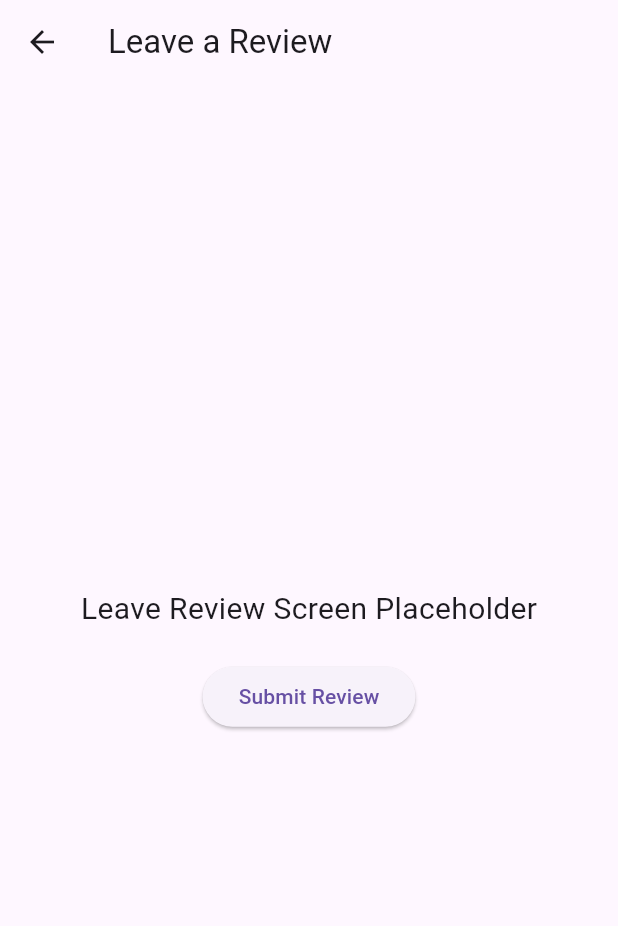
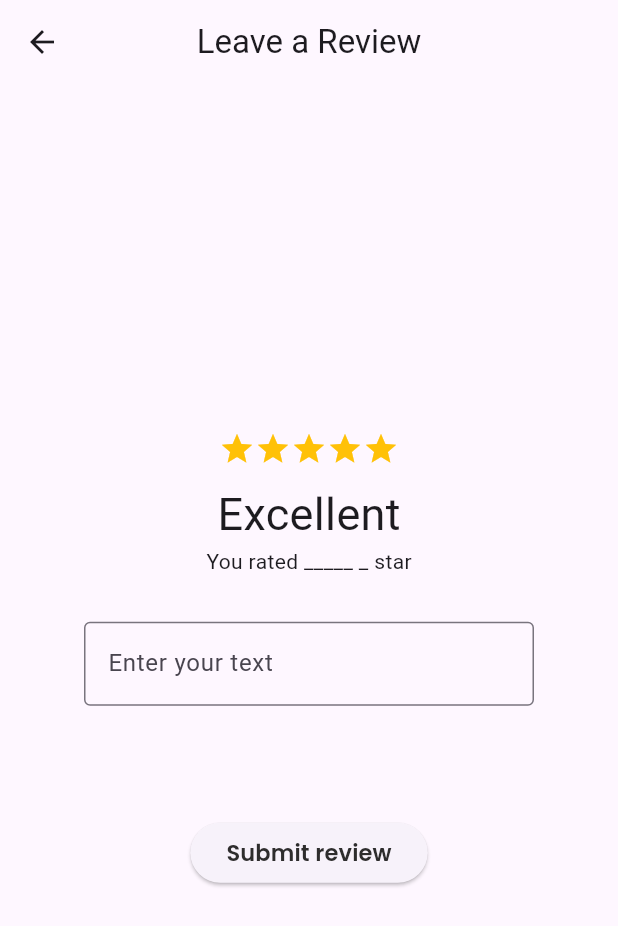
Before and after one commit to AEG14/enabled_app, a Flutter app: the LeaveReviewScreen screen opened directly, on a phone screen of 412 x 824 dp. Shown: the top 926 px of the screen. Run offline on Flutter 3.47's test engine with Material 3 defaults, Android fonts, the phone set to English and light mode, and no system bars; our stand-ins replace carousel_slider, cloud_firestore, firebase_core, google_fonts, google_maps_flutter, location; missing offline and left inert: flutter_polyline_points; accounts and stored records are empty.

Commit message:
added_static_reviews

```diff
--- a/lib/User Screens/leave_review.dart
+++ b/lib/User Screens/leave_review.dart
@@ -1,31 +1,67 @@
+import 'package:enabled_app/User%20Screens/view_reviews.dart';
+import 'package:enabled_app/app_styles.dart';
 import 'package:flutter/material.dart';
+import 'package:google_fonts/google_fonts.dart';
+
+import '../push_animation.dart';
 
 class LeaveReviewScreen extends StatelessWidget {
-  const LeaveReviewScreen({super.key});
+  LeaveReviewScreen({Key? key});
 
   @override
   Widget build(BuildContext context) {
     return Scaffold(
       appBar: AppBar(
         title: const Text('Leave a Review'),
+        centerTitle: true,
       ),
-      body: Center(
-        child: Column(
+      body: Column(
+        crossAxisAlignment: CrossAxisAlignment.center,
         mainAxisAlignment: MainAxisAlignment.center,
         children: [
-            const Text(
-              'Leave Review Screen Placeholder',
-              style: TextStyle(fontSize: 20),
+          Row(
+            mainAxisAlignment: MainAxisAlignment.center,
+            children: [
+              Icon(Icons.star, color: Colors.amber),
+              Icon(Icons.star, color: Colors.amber),
+              Icon(Icons.star, color: Colors.amber),
+              Icon(Icons.star, color: Colors.amber),
+              Icon(Icons.star, color: Colors.amber),
+            ],
           ),
-            const SizedBox(height: 20),
+          SizedBox(height: 10),
+          Text('Excellent', style: TextStyle(fontSize: 30),),
+          Text('You rated _____ _ star'),
+          SizedBox(height: 30),
+          Container(
+            width: 300,
+            height: 100,
+            child: TextField(
+              decoration: InputDecoration(
+                border: OutlineInputBorder(),
+                labelText: 'Enter your text',
+              ),
+            ),
+          ),
+          SizedBox(height: 30),
           ElevatedButton(
                 onPressed: () {
-                // Add functionality to submit the review
+                  Navigator.push(
+                    context,
+                    PageRouteUtils.createSlidePageRoute(ViewReviewsScreen()),
+                  );
                 },
-              child: const Text('Submit Review'),
+                child: Container(
+                  child: Text(
+                    'Submit review',
+                    style: GoogleFonts.poppins(
+                      fontWeight: FontWeight.w600,
+                      color: tBlack,
+                      fontSize: 15,
                     ),
+                  ),
+                )),
         ],
-        ),
       ),
     );
   }
--- a/lib/User Screens/location_details.dart
+++ b/lib/User Screens/location_details.dart
@@ -32,7 +32,7 @@ class LocationDetails extends StatelessWidget {
                       // Navigate to LeaveReviewScreen
                       Navigator.push(
                         context,
-                        PageRouteUtils.createSlidePageRoute(const LeaveReviewScreen()),
+                        PageRouteUtils.createSlidePageRoute(LeaveReviewScreen()),
                       );
                     },
                     child: Text('Leave Review'),
@@ -41,7 +41,7 @@ class LocationDetails extends StatelessWidget {
                     onPressed: () {
                       Navigator.push(
                         context,
-                        PageRouteUtils.createSlidePageRoute(const ViewReviewsScreen()),
+                        PageRouteUtils.createSlidePageRoute(ViewReviewsScreen()),
                       );
                     },
                     child: Text('View Reviews'),
--- a/lib/User Screens/view_reviews.dart
+++ b/lib/User Screens/view_reviews.dart
@@ -1,25 +1,104 @@
+import 'package:enabled_app/User%20Screens/leave_review.dart';
+import 'package:enabled_app/push_animation.dart';
 import 'package:flutter/material.dart';
 
 class ViewReviewsScreen extends StatelessWidget {
-  const ViewReviewsScreen({super.key});
+  ViewReviewsScreen({Key? key});
 
   @override
   Widget build(BuildContext context) {
     return Scaffold(
       appBar: AppBar(
-        title: const Text('View Reviews'),
+        title: const Text('Reviews'),
+        centerTitle: true,
       ),
-      body: ListView.builder(
-        itemCount: 5,
-        itemBuilder: (context, index) {
-          return ListTile(
-            title: Text('Review Title $index'),
-            subtitle: Text('Review Description $index'),
-            leading: CircleAvatar(
-              child: Text('$index'),
+      body: Stack(
+        children: [
+          Column(
+            crossAxisAlignment: CrossAxisAlignment.start,
+            children: [
+              Padding(
+                padding: EdgeInsets.all(16.0),
+                child: Row(
+                  children: [
+                    Text(
+                      "4.2",
+                      style: TextStyle(fontSize: 30),
+                    ),
+                    SizedBox(width: 8),
+                    Row(
+                      children: [
+                        Icon(Icons.star, color: Colors.amber),
+                        Icon(Icons.star, color: Colors.amber),
+                        Icon(Icons.star, color: Colors.amber),
+                        Icon(Icons.star, color: Colors.amber),
+                        Icon(Icons.star, color: Colors.amber),
+                      ],
+                    ),
+                    SizedBox(width: 8),
+                    Text("12 Reviews"),
+                  ],
+                ),
+              ),
+              Expanded(
+                child: SingleChildScrollView(
+                  scrollDirection: Axis.vertical,
+                  child: Column(
+                    children: List.generate(8, (index) {
+                      return ListTile(
+                        title: Row(
+                          children: [
+                            Text('Review Title $index'),
+                            Icon(Icons.star, color: Colors.amber),
+                            Icon(Icons.star, color: Colors.amber),
+                            Icon(Icons.star, color: Colors.amber),
+                            Icon(Icons.star, color: Colors.amber),
+                            Icon(Icons.star, color: Colors.amber),
+                          ],
+                        ),
+                        subtitle: Column(
+                          children: [
+                            Text(
+                              'very helpful sila paras mga disabled pariha namong mga negro. lami pajud balbal balblab lalblabl abla lblab lal balb lablalblabla blalba lblablab $index',
+                            ),
+                            SizedBox(height: 10),
+                          ],
+                        ),
+                        leading: CircleAvatar(
+                          child: Text('$index'),
+                        ),
+                      );
+                    }),
+                  ),
+                ),
+              ),
+            ],
+          ),
+          Positioned(
+            bottom: 16,
+            right: 16,
+            child: GestureDetector(
+              onTap: () {
+                Navigator.push(
+                  context,
+                  PageRouteUtils.createSlidePageRoute(LeaveReviewScreen()),
+                );
+              },
+              child: Container(
+                width: 50,
+                height: 50,
+                decoration: BoxDecoration(
+                  color: Colors.red,
+                  shape: BoxShape.circle,
+                ),
+                child: Icon(
+                  Icons.add,
+                  color: Colors.white,
+                ),
+              ),
             ),
-          );
-        },
+          ),
+        ],
       ),
     );
   }
```
Also changed, not shown: lib/main.dart (+36 -0 lines). Lines whose indentation alone changed are shown as unchanged.
